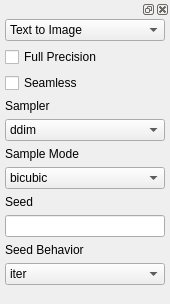
First picture: the form in frontend_sdgui/ui_widgets/sampler.ui, repository Marcus-Arcadius/ainodes-pyside, before the edit.
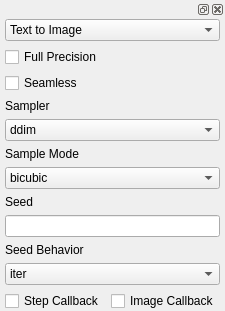
Second picture: the form after the edit.

```diff
--- a/frontend_sdgui/ui_widgets/sampler.ui
+++ b/frontend_sdgui/ui_widgets/sampler.ui
@@ -6,8 +6,8 @@
    <rect>
     <x>0</x>
     <y>0</y>
-    <width>170</width>
-    <height>304</height>
+    <width>154</width>
+    <height>269</height>
    </rect>
   </property>
   <property name="windowTitle">
@@ -197,17 +197,22 @@
         </widget>
        </item>
        <item>
-        <spacer name="verticalSpacer">
-         <property name="orientation">
-          <enum>Qt::Vertical</enum>
-         </property>
-         <property name="sizeHint" stdset="0">
-          <size>
-           <width>20</width>
-           <height>40</height>
-          </size>
-         </property>
-        </spacer>
+        <layout class="QGridLayout" name="gridLayout">
+         <item row="0" column="0">
+          <widget class="QCheckBox" name="step_cb">
+           <property name="text">
+            <string>Step Callback</string>
+           </property>
+          </widget>
+         </item>
+         <item row="0" column="1">
+          <widget class="QCheckBox" name="image_cb">
+           <property name="text">
+            <string>Image Callback</string>
+           </property>
+          </widget>
+         </item>
+        </layout>
        </item>
       </layout>
      </widget>
```
